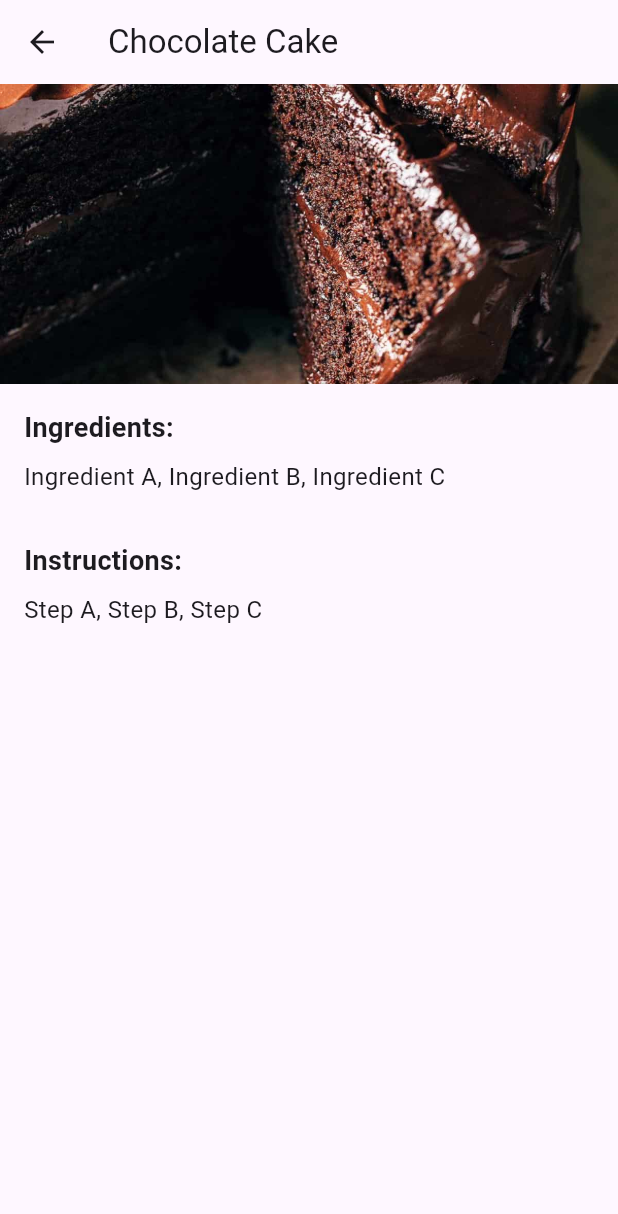
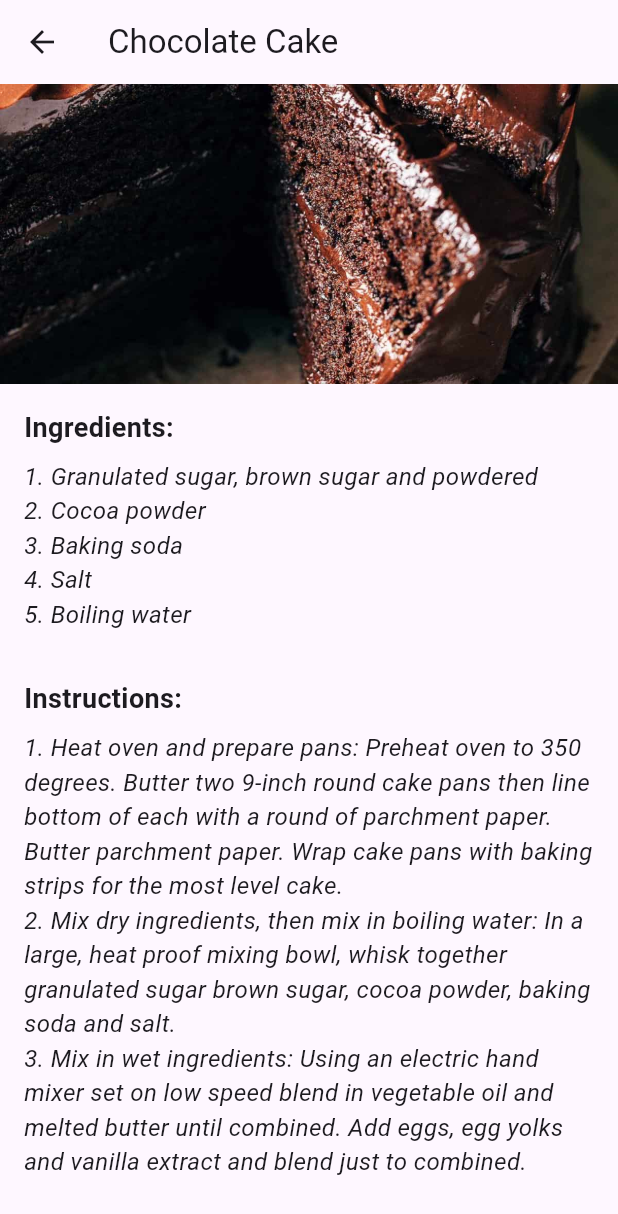
Before and after one commit to PaulJkr/World-of-Culinary, a Flutter app: the DessertsScreen widget shown alone on an empty page, opened directly, after a tap on "Chocolate Cake", on a phone screen of 412 x 824 dp. Shown: the top 1214 px of the screen. Run offline on Flutter 3.47's test engine with Material 3 defaults, Android fonts, the light colour scheme and no system bars; our stand-ins replace curved_navigation_bar, get.

Commit message:
desserts config

```diff
--- a/lib/views/desserts.dart
+++ b/lib/views/desserts.dart
@@ -5,7 +5,7 @@ void main() {
 }
 
 class MyRecipeApp extends StatelessWidget {
-  const MyRecipeApp({super.key});
+  const MyRecipeApp({Key? key});
 
   @override
   Widget build(BuildContext context) {
@@ -14,46 +14,79 @@ class MyRecipeApp extends StatelessWidget {
       theme: ThemeData(
         primarySwatch: Colors.blue,
       ),
-      home: DessertsScreen(),
+      home: Scaffold(
+        appBar: AppBar(
+          title: const Text('Desserts'),
+        ),
+        body: Container(
+          decoration: BoxDecoration(
+            image: DecorationImage(
+              image: AssetImage('assets/images/bacc.jpg'),
+              fit: BoxFit.cover,
+            ),
+          ),
+          child: DessertsScreen(),
+        ),
+      ),
     );
   }
 }
 
 class DessertsScreen extends StatelessWidget {
-  final List<Map<String, String>> desserts = [
+  final List<Map<String, dynamic>> desserts = [
     {
       'title': 'Chocolate Cake',
       'image': 'assets/images/chocolate-cake.jpg',
-      'ingredients': 'Ingredient A, Ingredient B, Ingredient C',
-      'instructions': 'Step A, Step B, Step C',
+      'ingredients': [
+        '1. Granulated sugar, brown sugar and powdered',
+        '2. Cocoa powder',
+        '3. Baking soda',
+        '4. Salt',
+        '5. Boiling water',
+      ],
+      'instructions': [
+        '1. Heat oven and prepare pans: Preheat oven to 350 degrees. Butter two 9-inch round cake pans then line bottom of each with a round of parchment paper. Butter parchment paper. Wrap cake pans with baking strips for the most level cake.',
+        '2. Mix dry ingredients, then mix in boiling water: In a large, heat proof mixing bowl, whisk together granulated sugar brown sugar, cocoa powder, baking soda and salt.',
+        '3. Mix in wet ingredients: Using an electric hand mixer set on low speed blend in vegetable oil and melted butter until combined. Add eggs, egg yolks and vanilla extract and blend just to combined.',
+      ],
     },
     {
       'title': 'Strawberry Cheesecake',
       'image': 'assets/images/strawberrycheesecake.jpg',
-      'ingredients': 'Ingredient X, Ingredient Y, Ingredient Z',
-      'instructions': 'Step X, Step Y, Step Z',
+      'ingredients': [
+        '1. Strarwberries',
+        '2. Graham crackers',
+        '3. Granulated sugar',
+        '4. Butter',
+        '5. Cream cheese '
+      ],
+      'instructions': [
+        '1. Blend in eggs: Mix in eggs 2 at a time, mixing just until combined after additions. Scrape down bowl.',
+        '2. Add remaining: Blend in sour cream, heavy cream and vanilla just until combined. Tap bowl against countertop about 20 times to release any large air bubbles.',
+        '3. Prepare pan with foil: wrap 2 layers of heavy duty aluminum foil snuggly around outside and up to the top of springform pan',
+        '4. Pour filling over crust: Pour cheesecake filling over graham cracker crust, wiggle pan to level. Place cheesecake in a roasting pan large enough to fit springform pan with extra space around all sides.'
+      ],
     },
   ];
 
-  DessertsScreen({super.key});
+  DessertsScreen({Key? key});
 
   @override
   Widget build(BuildContext context) {
-    return Scaffold(
-      appBar: AppBar(
-        title: Text('Desserts'),
-      ),
-      body: ListView.builder(
+    return ListView.builder(
       itemCount: desserts.length,
       itemBuilder: (context, index) {
         return DessertsCard(
           title: desserts[index]['title']!,
           image: desserts[index]['image']!,
-            ingredients: desserts[index]['ingredients']!,
-            instructions: desserts[index]['instructions']!,
+          ingredients: List<String>.from(
+            desserts[index]['ingredients'] as List<dynamic>,
+          ),
+          instructions: List<String>.from(
+            desserts[index]['instructions'] as List<dynamic>,
+          ),
         );
       },
-      ),
     );
   }
 }
@@ -61,15 +94,16 @@ class DessertsScreen extends StatelessWidget {
 class DessertsCard extends StatelessWidget {
   final String title;
   final String image;
-  final String ingredients;
-  final String instructions;
+  final List<String> ingredients;
+  final List<String> instructions;
 
-  DessertsCard(
-      {super.key,
+  const DessertsCard({
+    Key? key,
     required this.title,
     required this.image,
     required this.ingredients,
-      required this.instructions});
+    required this.instructions,
+  }) : super(key: key);
 
   @override
   Widget build(BuildContext context) {
@@ -117,15 +151,16 @@ class DessertsCard extends StatelessWidget {
 class RecipePage extends StatelessWidget {
   final String title;
   final String image;
-  final String ingredients;
-  final String instructions;
+  final List<String> ingredients;
+  final List<String> instructions;
 
-  const RecipePage(
-      {super.key,
+  const RecipePage({
+    Key? key,
     required this.title,
     required this.image,
     required this.ingredients,
-      required this.instructions});
+    required this.instructions,
+  }) : super(key: key);
 
   @override
   Widget build(BuildContext context) {
@@ -142,14 +177,14 @@ class RecipePage extends StatelessWidget {
             height: 200.0,
             fit: BoxFit.cover,
           ),
-          _buildSection('Ingredients:', ingredients),
-          _buildSection('Instructions:', instructions),
+          _buildSection('Ingredients:', _buildList(ingredients)),
+          _buildSection('Instructions:', _buildList(instructions)),
         ],
       ),
     );
   }
 
-  Widget _buildSection(String title, String content) {
+  Widget _buildSection(String title, Widget content) {
     return Padding(
       padding: const EdgeInsets.all(16.0),
       child: Column(
@@ -162,13 +197,24 @@ class RecipePage extends StatelessWidget {
               fontWeight: FontWeight.bold,
             ),
           ),
-          const SizedBox(height: 8.0),
-          Text(
+          SizedBox(height: 8.0),
           content,
-            style: const TextStyle(fontSize: 16.0),
-          ),
         ],
       ),
     );
   }
+
+  Widget _buildList(List<String> items) {
+    return ListView.builder(
+      shrinkWrap: true,
+      itemCount: items.length,
+      itemBuilder: (context, index) {
+        return Text(
+          items[index],
+          style: TextStyle(
+              fontSize: 16.0, fontStyle: FontStyle.italic), // Change here
+        );
+      },
+    );
   }
+}
```
Lines whose indentation alone changed are shown as unchanged.
